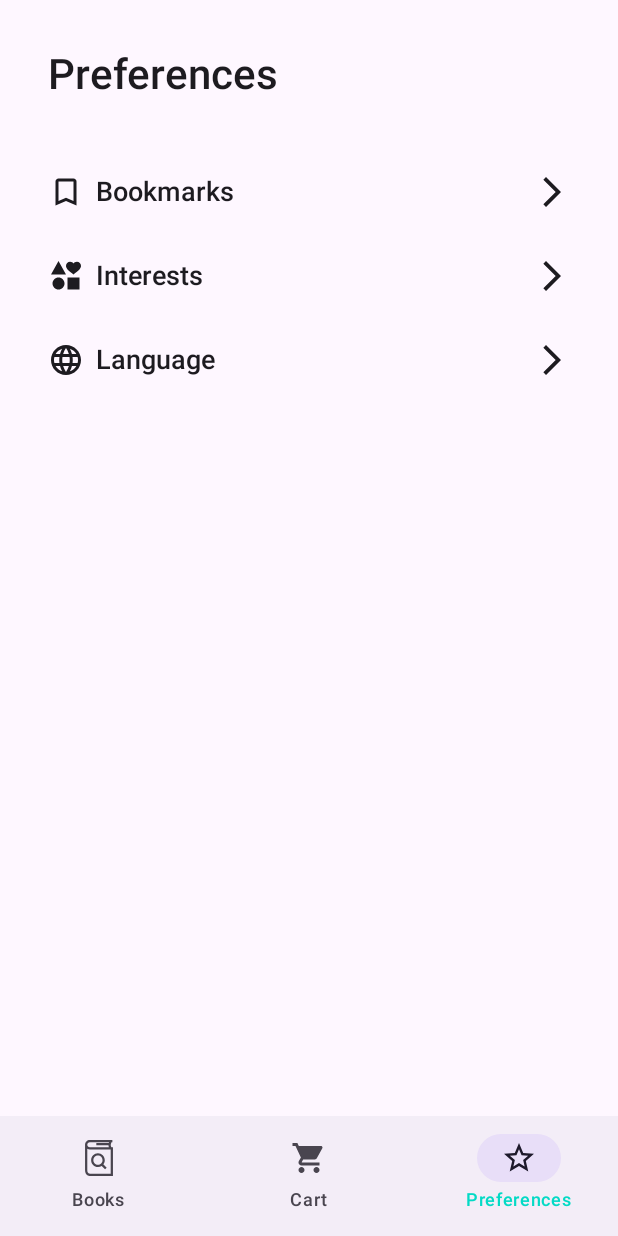
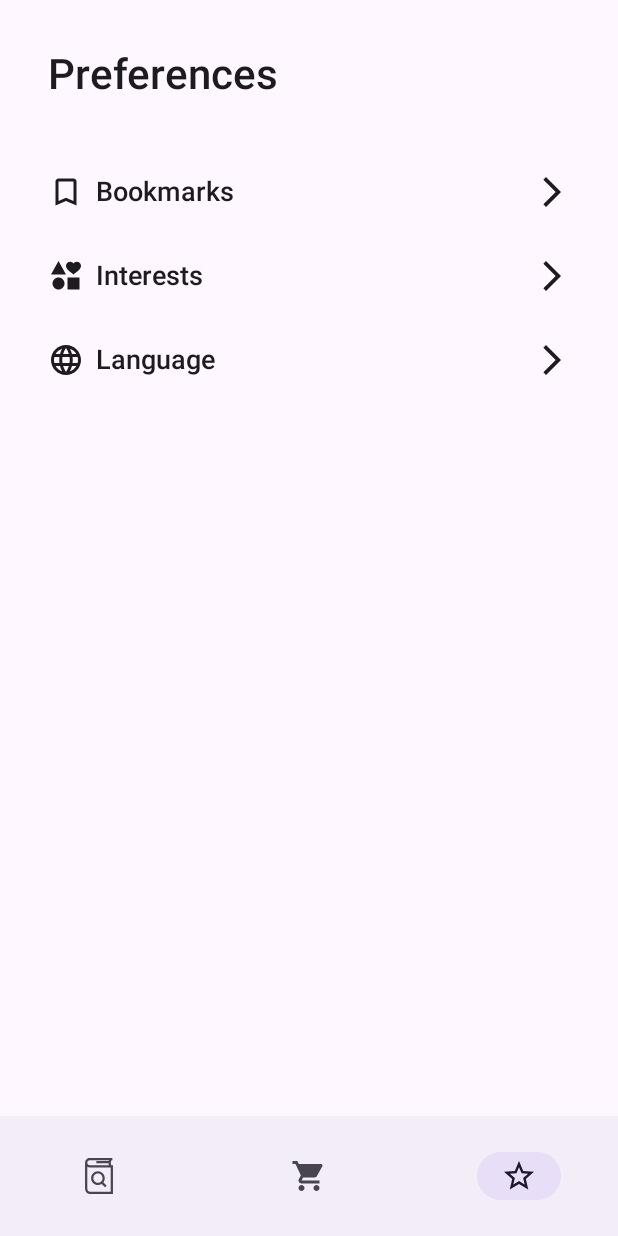
Before and after one commit to lincollincol/bookstore-android, an Android app built with Jetpack Compose: the screen it shows after launch (MainActivity), item 3 of the bottom bar chosen, on a phone screen of 412 x 824 dp. Run offline under Robolectric (Android 15) with nearby library versions, the phone set to English and light mode, and no system bars; our stand-ins replace Dagger/Hilt's generated code, Room's generated code, accompanist, constraintlayout-compose, paging; pictures from the network do not load; 3 statements that could not run were skipped.

Commit message:
Removed unused localizaion resources

```diff
--- a/app/src/main/java/com/linc/bookstore/MainActivity.kt
+++ b/app/src/main/java/com/linc/bookstore/MainActivity.kt
@@ -5,11 +5,11 @@ import androidx.activity.ComponentActivity
 import androidx.activity.compose.setContent
 import androidx.activity.viewModels
 import androidx.compose.runtime.getValue
+import androidx.compose.runtime.key
 import androidx.compose.runtime.mutableStateOf
 import androidx.compose.runtime.setValue
 import androidx.lifecycle.lifecycleScope
 import com.linc.bookstore.ui.BookstoreApp
-import com.linc.ui.resources.BookstoreStrings
 import com.linc.ui.theme.BookstoreTheme
 import dagger.hilt.android.AndroidEntryPoint
 import kotlinx.coroutines.flow.catch
@@ -29,7 +29,6 @@ class MainActivity : ComponentActivity() {
         lifecycleScope.launchWhenStarted {
             viewModel.uiState
                 .onEach {
-                    BookstoreStrings.setStrings(it.localeStrings)
                     uiState = it
                 }
                 .catch { it.printStackTrace() }
@@ -37,10 +36,7 @@ class MainActivity : ComponentActivity() {
         }
 
         setContent {
-            BookstoreTheme(
-                strings = uiState.localeStrings
-//                locale = uiState.locale
-            ) {
+            BookstoreTheme(strings = uiState.localeStrings) {
                 BookstoreApp()
             }
         }
--- a/app/src/main/java/com/linc/bookstore/MainUiState.kt
+++ b/app/src/main/java/com/linc/bookstore/MainUiState.kt
@@ -1,9 +1,10 @@
 package com.linc.bookstore
 
+import com.linc.common.coroutines.extensions.EMPTY
 import com.linc.ui.state.UiState
 import com.linc.ui.state.UiStateHolder
 import java.util.Locale
 
 data class MainUiState(
-    val localeStrings: Map<String, String> = mapOf()
+    val localeStrings: Map<String, String> = mapOf(),
 ) : UiState
--- a/app/src/main/java/com/linc/bookstore/MainViewModel.kt
+++ b/app/src/main/java/com/linc/bookstore/MainViewModel.kt
@@ -16,7 +16,6 @@ class MainViewModel @Inject constructor(
     override val uiState: StateFlow<MainUiState> = preferencesRepository.getAppLocaleStringsStream()
         .filter { it.isNotEmpty() }
         .map{ localeStrings ->
-            println(localeStrings.toString())
             MainUiState(localeStrings = localeStrings)
         }
         .onStart { preferencesRepository.fetchLatestLocale() }
--- a/app/src/main/java/com/linc/bookstore/navigation/MenuDestinations.kt
+++ b/app/src/main/java/com/linc/bookstore/navigation/MenuDestinations.kt
@@ -13,22 +13,18 @@ import com.linc.ui.theme.strings
 
 enum class MenuDestinations(
     val icon: @Composable () -> IconWrapper,
-    val title:  @Composable () -> String,
     val route: String
 ) {
     Books(
         icon = { MaterialTheme.icons.searchBooks },
-        title = { MaterialTheme.strings.books },
         route = booksRoute
     ),
     Cart(
         icon = { MaterialTheme.icons.cart },
-        title = { MaterialTheme.strings.cart },
         route = cartRoute
     ),
     Preferences(
         icon = { MaterialTheme.icons.starOutlined },
-        title = { MaterialTheme.strings.preferences },
         route = preferencesRoute
     );
     companion object {
--- a/app/src/main/java/com/linc/bookstore/ui/BookstoreApp.kt
+++ b/app/src/main/java/com/linc/bookstore/ui/BookstoreApp.kt
@@ -90,7 +90,6 @@ internal fun BookstoreNavigationBar(
             NavigationBarItem(
                 selected = it == MenuDestinations.fromRoute(currentDestination?.route),
                 icon = { SimpleIcon(icon = it.icon()) },
-                label = { Text(it.title()) },
                 onClick = { onNavigateToDestination(it) }
             )
         }
--- a/core/data/src/main/java/com/linc/data/repository/PreferencesRepository.kt
+++ b/core/data/src/main/java/com/linc/data/repository/PreferencesRepository.kt
@@ -34,18 +34,8 @@ class PreferencesRepository @Inject constructor(
         .flowOn(ioDispatcher)
 
     suspend fun saveLocale(locale: String) {
-        fetchLatestLocale()
         preferencesLocalDataSource.setLocale(locale)
     }
-
-//    fun getAvailableLocalesStream(): Flow<List<AppLocale>> = flowOf(
-//        listOf(
-//            Locale.US,
-//            Locale("uk", "UA"),
-//            Locale("pl", "PL"),
-//            Locale("sk","SK")
-//        ).map { it.asExternalModel() }
-//    ).flowOn(ioDispatcher)
 
     suspend fun fetchLatestLocale() = withContext(ioDispatcher) {
         val code = preferencesLocalDataSource.localeStream.first().language
@@ -69,10 +59,6 @@ class PreferencesRepository @Inject constructor(
         }
     }
 
-    fun printLocale(code: String) {
-        localizationLocalDataSource.getLocale(code).joinToString()
-    }
-
     fun getAvailableLocalesStream(): Flow<List<Locale>> =
         flowOf(localizationLocalDataSource.getAvailableLocales()).flowOn(ioDispatcher)
 
--- a/core/ui/src/main/java/com/linc/ui/resources/BookstoreResources.kt
+++ /dev/null
@@ -1,50 +0,0 @@
-package com.linc.ui.resources
-
-import com.linc.ui.icon.BookstoreIcons
-
-object BookstoreResources {
-    val icons: BookstoreIcons = BookstoreIcons
-    val strings: BookstoreIcons = BookstoreIcons
-}
-
-object BookstoreStrings {
-
-    private var strings: Map<String, String> = mapOf()
-    private fun string(key: String): String = strings[key] ?: key
-
-    fun setStrings(strings: Map<String, String>) {
-        this.strings = strings
-    }
-
-    val And: String get() = string("And")
-    val AndSpaced: String = string("andSpaced")
-    val Cancel: String = string("cancel")
-    val Pay: String = string("pay")
-    val AddToCart: String = string("addToCart")
-    val MakeOrder: String = string("makeOrder")
-    val PayWithPrice: String = string("payWithPrice")
-    val BuyWithPrice: String = string("buyWithPrice")
-    val OrdersWithCount: String = string("ordersWithCount")
-    val RatingWithCount: String = string("ratingWithCount")
-    val PurchaseAllOrders: String = string("purchaseAllOrders")
-    val QuantityLabel: String = string("quantityLabel")
-    val BookPriceLabel: String = string("bookPriceLabel")
-    val TotalPriceLabel: String = string("totalPriceLabel")
-    val CreateOrder: String = string("createOrder")
-    val Bookmarks: String = string("bookmarks")
-    val Interests: String = string("interests")
-    val AboutBook: String = string("aboutBook")
-    val BuyNow: String = string("buyNow")
-    val AddToCartWithPrice: String = string("addToCartWithPrice")
-    val GoToCart: String = string("goToCart")
-    val PayForOrder: String = string("payForOrder")
-    val Share: String = string("share")
-    val Books: String = string("books")
-    val SearchBooksHint: String = string("searchBooksHint")
-    val SeeAll: String = string("seeAll")
-    val NotFound: String = string("notFound")
-    val BookNotFound: String = string("bookNotFound")
-    val Cart: String = string("cart")
-    val Preferences: String get() = string("preferences")
-    val Language: String get() = string("language")
-}
--- a/core/ui/src/main/java/com/linc/ui/theme/Strings.kt
+++ b/core/ui/src/main/java/com/linc/ui/theme/Strings.kt
@@ -4,20 +4,15 @@ import androidx.compose.material3.MaterialTheme
 import androidx.compose.runtime.Composable
 import androidx.compose.runtime.ReadOnlyComposable
 import androidx.compose.runtime.staticCompositionLocalOf
-import com.linc.ui.resources.BookstoreStrings
 
 val MaterialTheme.strings: LocalizedStrings
     @Composable
     @ReadOnlyComposable
     get() = LocalStringProvider.current
 
-val MaterialTheme.strings2: BookstoreStrings
-    @Composable
-    @ReadOnlyComposable
-    get() = LocalStringProvider2.current
-
-val LocalStringProvider = staticCompositionLocalOf { englishLocaleStrings }
-val LocalStringProvider2 = staticCompositionLocalOf { BookstoreStrings }
+val LocalStringProvider = staticCompositionLocalOf<LocalizedStrings> {
+    error("No default strings provided")
+}
 
 data class LocalizedStrings(
     val and: String,
@@ -51,175 +46,42 @@ data class LocalizedStrings(
     val cart: String,
     val preferences: String,
     val language: String,
+) {
+    companion object
+}
+
+fun LocalizedStrings.Companion.fromMap(strings: Map<String, String>) = LocalizedStrings(
+    and = strings.getOrEmpty("and"),
+    andSpaced = strings.getOrEmpty("andSpaced"),
+    cancel = strings.getOrEmpty("cancel"),
+    pay = strings.getOrEmpty("pay"),
+    addToCart = strings.getOrEmpty("addToCart"),
+    makeOrder = strings.getOrEmpty("makeOrder"),
+    payWithPrice = strings.getOrEmpty("payWithPrice"),
+    buyWithPrice = strings.getOrEmpty("buyWithPrice"),
+    ordersWithCount = strings.getOrEmpty("ordersWithCount"),
+    ratingWithCount = strings.getOrEmpty("ratingWithCount"),
+    purchaseAllOrders = strings.getOrEmpty("purchaseAllOrders"),
+    quantityLabel = strings.getOrEmpty("quantityLabel"),
+    bookPriceLabel = strings.getOrEmpty("bookPriceLabel"),
+    totalPriceLabel = strings.getOrEmpty("totalPriceLabel"),
+    createOrder = strings.getOrEmpty("createOrder"),
+    bookmarks = strings.getOrEmpty("bookmarks"),
+    interests = strings.getOrEmpty("interests"),
+    aboutBook = strings.getOrEmpty("aboutBook"),
+    buyNow = strings.getOrEmpty("buyNow"),
+    addToCartWithPrice = strings.getOrEmpty("addToCartWithPrice"),
+    goToCart = strings.getOrEmpty("goToCart"),
+    payForOrder = strings.getOrEmpty("payForOrder"),
+    share = strings.getOrEmpty("share"),
+    books = strings.getOrEmpty("books"),
+    searchBooksHint = strings.getOrEmpty("searchBooksHint"),
+    seeAll = strings.getOrEmpty("seeAll"),
+    notFound = strings.getOrEmpty("notFound"),
+    bookNotFound = strings.getOrEmpty("bookNotFound"),
+    cart = strings.getOrEmpty("cart"),
+    preferences = strings.getOrEmpty("preferences"),
+    language = strings.getOrEmpty("language")
 )
 
-fun fromMap(strings: Map<String, String>) =     LocalizedStrings(
-    and = strings["and"] ?: "and",
-    andSpaced = strings["andSpaced"] ?: "andSpaced",
-    cancel = strings["cancel"] ?: "cancel",
-    pay = strings["pay"] ?: "pay",
-    addToCart = strings["addToCart"] ?: "addToCart",
-    makeOrder = strings["makeOrder"] ?: "makeOrder",
-    payWithPrice = strings["payWithPrice"] ?: "payWithPrice",
-    buyWithPrice = strings["buyWithPrice"] ?: "buyWithPrice",
-    ordersWithCount = strings["ordersWithCount"] ?: "ordersWithCount",
-    ratingWithCount = strings["ratingWithCount"] ?: "ratingWithCount",
-    purchaseAllOrders = strings["purchaseAllOrders"] ?: "purchaseAllOrders",
-    quantityLabel = strings["quantityLabel"] ?: "quantityLabel",
-    bookPriceLabel = strings["bookPriceLabel"] ?: "bookPriceLabel",
-    totalPriceLabel = strings["totalPriceLabel"] ?: "totalPriceLabel",
-    createOrder = strings["createOrder"] ?: "createOrder",
-    bookmarks = strings["bookmarks"] ?: "bookmarks",
-    interests = strings["interests"] ?: "interests",
-    aboutBook = strings["aboutBook"] ?: "aboutBook",
-    buyNow = strings["buyNow"] ?: "buyNow",
-    addToCartWithPrice = strings["addToCartWithPrice"] ?: "addToCartWithPrice",
-    goToCart = strings["goToCart"] ?: "goToCart",
-    payForOrder = strings["payForOrder"] ?: "payForOrder",
-    share = strings["share"] ?: "share",
-    books = strings["books"] ?: "books",
-    searchBooksHint = strings["searchBooksHint"] ?: "searchBooksHint",
-    seeAll = strings["seeAll"] ?: "seeAll",
-    notFound = strings["notFound"] ?: "notFound",
-    bookNotFound = strings["bookNotFound"] ?: "bookNotFound",
-    cart = strings["cart"] ?: "cart",
-    preferences = strings["preferences"] ?: "preferences",
-    language = strings["language"] ?: "language"
-)
-
-
-val englishLocaleStrings = LocalizedStrings(
-    and = "and",
-    andSpaced = " and ",
-    cancel = "Cancel",
-    pay = "Pay",
-    addToCart = "Add to cart",
-    makeOrder = "Make order",
-    payWithPrice = "Pay %s",
-    buyWithPrice = "Buy (%s)",
-    ordersWithCount = "Orders (%d)",
-    ratingWithCount = "%.2f (%d)",
-    purchaseAllOrders = "Purchase all",
-    quantityLabel = "Quantity:",
-    bookPriceLabel = "Book price:",
-    totalPriceLabel = "Total price:",
-    createOrder = "Create order",
-    bookmarks = "Bookmarks",
-    interests = "Interests",
-    aboutBook = "About book",
-    buyNow = "Buy now",
-    addToCartWithPrice = "Add to cart (%s)",
-    goToCart = "Go to cart",
-    payForOrder = "Pay for order",
-    share = "Share",
-    books = "Books",
-    searchBooksHint = "Search books by title, author, ISBN …",
-    seeAll = "See all",
-    notFound = "Not found!",
-    bookNotFound = "Book not found!",
-    cart = "Cart",
-    preferences = "Preferences",
-    language = "Language"
-)
-
-val ukrainianLocaleStrings = LocalizedStrings(
-    and = "та",
-    andSpaced = " та ",
-    cancel = "Скасувати",
-    pay = "Оплатити",
-    addToCart = "Додати в кошик",
-    makeOrder = "Зробити замовлення",
-    payWithPrice = "Оплатити %s",
-    buyWithPrice = "Купити (%s)",
-    ordersWithCount = "Замовлення (%d)",
-    ratingWithCount = "%.2f (%d)",
-    purchaseAllOrders = "Купити все",
-    quantityLabel = "Кількість:",
-    bookPriceLabel = "Вартість книги:",
-    totalPriceLabel = "Загальна вартість:",
-    createOrder = "Створити замовлення",
-    bookmarks = "Закладки",
-    interests = "Інтереси",
-    aboutBook = "Про книгу",
-    buyNow = "Купити зараз",
-    addToCartWithPrice = "Додати в кошик (%s)",
-    goToCart = "Перейти до кошика",
-    payForOrder = "Оплатити замовлення",
-    share = "Поширити",
-    books = "Книги",
-    searchBooksHint = "Пошук книги за назвою, автором, ISBN …",
-    seeAll = "Переглянути все",
-    notFound = "Не знайдено!",
-    bookNotFound = "Книгу не знайдено!",
-    cart = "Кошик",
-    preferences = "Уподобання",
-    language = "Мова"
-)
-
-val polishLocaleStrings = LocalizedStrings(
-    and = "a",
-    andSpaced = " a ",
-    cancel = "Anulować",
-    pay = "Płacić",
-    addToCart = "Dodaj do koszyka",
-    makeOrder = "Złóż zamówienie",
-    payWithPrice = "Płacić %s",
-    buyWithPrice = "Kupić (%s)",
-    ordersWithCount = "Zamówienia (%d)",
-    ratingWithCount = "%.2f (%d)",
-    purchaseAllOrders = "Kup wszystko",
-    quantityLabel = "Ilość:",
-    bookPriceLabel = "Cena książki:",
-    totalPriceLabel = "Cena całkowita:",
-    createOrder = "Utwórz zamówienie",
-    bookmarks = "Zakładki",
-    interests = "Zainteresowania",
-    aboutBook = "O książce",
-    buyNow = "Kup teraz",
-    addToCartWithPrice = "Dodaj do koszyka (%s)",
-    goToCart = "Przejdź do koszyka",
-    payForOrder = "Zapłać za zamówienie",
-    share = "Udostępnij",
-    books = "Książki",
-    searchBooksHint = "Пошук книги за назвою, автором, ISBN …",
-    seeAll = "Zobacz wszystko",
-    notFound = "Nie znaleziono!",
-    bookNotFound = "Nie znaleziono książki!",
-    cart = "Wóz",
-    preferences = "Preferencje",
-    language = "Język"
-)
-
-val slovakLocaleStrings = LocalizedStrings(
-    and = "a",
-    andSpaced = " a ",
-    cancel = "Zrušiť",
-    pay = "Platiť",
-    addToCart = "Pridať do košíka",
-    makeOrder = "Urobiť objednávku",
-    payWithPrice = "Platiť %s",
-    buyWithPrice = "Kúpiť (%s)",
-    ordersWithCount = "Objednávky (%d)",
-    ratingWithCount = "%.2f (%d)",
-    purchaseAllOrders = "Kúpiť všetky",
-    quantityLabel = "Množstvo:",
-    bookPriceLabel = "Cena knihy:",
-    totalPriceLabel = "Celková cena:",
-    createOrder = "Vytvoriť objednávku",
-    bookmarks = "Záložky",
-    interests = "Záujmy",
-    aboutBook = "O knihe",
-    buyNow = "Kúpiť teraz",
-    addToCartWithPrice = "Pridať do košíka (%s)",
-    goToCart = "Prejsť do košíka",
-    payForOrder = "Zaplatiť za objednávku",
-    share = "Zdieľať",
-    books = "Knihy",
-    searchBooksHint = "Пошук книги за назвою, автором, ISBN …",
-    seeAll = "Zobraziť všetky",
-    notFound = "Nenájdené!",
-    bookNotFound = "Kniha nebola nájdená!",
-    cart = "Kôš",
-    preferences = "Preferencie",
-    language = "Jazyk"
-)
+private fun <K> Map<K, String>.getOrEmpty(key: K): String = get(key) ?: ""
--- a/core/ui/src/main/java/com/linc/ui/theme/Theme.kt
+++ b/core/ui/src/main/java/com/linc/ui/theme/Theme.kt
@@ -7,6 +7,7 @@ import androidx.compose.material3.darkColorScheme
 import androidx.compose.material3.lightColorScheme
 import androidx.compose.runtime.Composable
 import androidx.compose.runtime.CompositionLocalProvider
+import androidx.compose.runtime.staticCompositionLocalOf
 import java.util.Locale
 
 private val DarkColorPalette = darkColorScheme(
@@ -42,17 +43,8 @@ fun BookstoreTheme(
         LightColorPalette
     }
 
-    /*val localizedStrings = when(locale) {
-        Locale("uk") -> ukrainianLocaleStrings
-        Locale("pl") -> polishLocaleStrings
-        Locale("sk") -> slovakLocaleStrings
-        else -> englishLocaleStrings
-    }*/
-
-
-
     CompositionLocalProvider(
-        LocalStringProvider provides fromMap(strings),
+        LocalStringProvider provides LocalizedStrings.fromMap(strings),
         LocalIconProvider provides defaultBookstoreIcons
     ) {
         MaterialTheme(
--- a/feature/languagepicker/src/main/java/com/linc/languagepicker/LanguagePickerScreen.kt
+++ b/feature/languagepicker/src/main/java/com/linc/languagepicker/LanguagePickerScreen.kt
@@ -20,10 +20,9 @@ import androidx.lifecycle.compose.collectAsStateWithLifecycle
 import com.linc.navigation.NavigationState
 import com.linc.navigation.observeNavigation
 import com.linc.ui.components.SimpleIcon
-import com.linc.ui.resources.BookstoreStrings
 import com.linc.ui.theme.icons
 import com.linc.ui.theme.strings
-import com.linc.ui.theme.strings2
+
 
 @OptIn(ExperimentalLifecycleComposeApi::class)
 @Composable
@@ -38,7 +37,6 @@ fun LanguagePickerRoute(
         }
     }
     LanguagePickerScreen(
-        locale = uiState.locale,
         languages = uiState.languages,
         onLanguageClick = viewModel::selectLanguage,
         onBackClick = viewModel::navigateBack
@@ -48,18 +46,16 @@ fun LanguagePickerRoute(
 @OptIn(ExperimentalMaterial3Api::class)
 @Composable
 private fun LanguagePickerScreen(
-    locale: String,
     languages: List<LanguageItemUiState>,
     onLanguageClick: (String) -> Unit,
     onBackClick: () -> Unit
 ) {
-//    key(locale) {
 
     Column(modifier = Modifier.fillMaxSize()) {
         CenterAlignedTopAppBar(
-                title = { Text(text = BookstoreStrings.Language) },
+//            title = { Text(text = BookstoreStrings.Language) },
 //            title = { Text(text = MaterialTheme.strings2.Language) },
-//            title = { Text(text = MaterialTheme.strings.language) },
+            title = { Text(text = MaterialTheme.strings.language) },
             navigationIcon = {
                 IconButton(onClick = onBackClick) {
                     SimpleIcon(icon = MaterialTheme.icons.arrowBack)
@@ -79,7 +75,8 @@ private fun LanguagePickerScreen(
             }
         }
     }
-//    }
+
+
 }
 
 @Composable
--- a/feature/languagepicker/src/main/java/com/linc/languagepicker/LanguagePickerUiState.kt
+++ b/feature/languagepicker/src/main/java/com/linc/languagepicker/LanguagePickerUiState.kt
@@ -6,7 +6,6 @@ import com.linc.ui.state.UiState
 import java.util.*
 
 data class LanguagePickerUiState(
-    val locale: String = String.EMPTY,
     val languages: List<LanguageItemUiState> = emptyList()
 ) : UiState
 
--- a/feature/languagepicker/src/main/java/com/linc/languagepicker/LanguagePickerViewModel.kt
+++ b/feature/languagepicker/src/main/java/com/linc/languagepicker/LanguagePickerViewModel.kt
@@ -24,15 +24,9 @@ class LanguagePickerViewModel @Inject constructor(
         preferencesRepository.getAvailableLocalesStream(),
         preferencesRepository.getAppLocaleStream()
     ) { availableLocales, appLocale ->
-        LanguagePickerUiState(
-            locale = appLocale?.language.orEmpty(),
-            languages = availableLocales.map { it.toUiState(it.languagesEquals(appLocale)) }
-        )
+        val locales = availableLocales.map { it.toUiState(it.languagesEquals(appLocale)) }
+        LanguagePickerUiState(locales)
     }
-        /*preferencesRepository.getAvailableLocalesStream().map { availableLocales ->
-            Locale.ENGLISH
-            LanguagePickerUiState(availableLocales.map { it.toUiState(false) })
-        }*/
         .catch { it.printStackTrace() }
         .stateIn(
             scope = viewModelScope,
--- a/feature/preferences/src/main/java/com/linc/preferences/PreferencesScreen.kt
+++ b/feature/preferences/src/main/java/com/linc/preferences/PreferencesScreen.kt
@@ -21,7 +21,6 @@ import com.linc.ui.components.SimpleIcon
 import com.linc.ui.icon.BookstoreIcons
 import com.linc.navigation.observeNavigation
 import com.linc.preferences.navigation.PreferenceNavigationState
-import com.linc.ui.resources.BookstoreStrings
 import com.linc.ui.theme.IconWrapper
 import com.linc.ui.theme.icons
 import com.linc.ui.theme.strings
@@ -57,8 +56,7 @@ internal fun PreferencesScreen(
     Column(modifier = Modifier.fillMaxSize()) {
         Text(
             modifier = Modifier.padding(32.dp),
-//            text = MaterialTheme.strings.preferences,
-            text = BookstoreStrings.Preferences,
+            text = MaterialTheme.strings.preferences,
             style = MaterialTheme.typography.headlineMedium,
             fontWeight = FontWeight.SemiBold
         )
```
Lines whose indentation alone changed are shown as unchanged.
